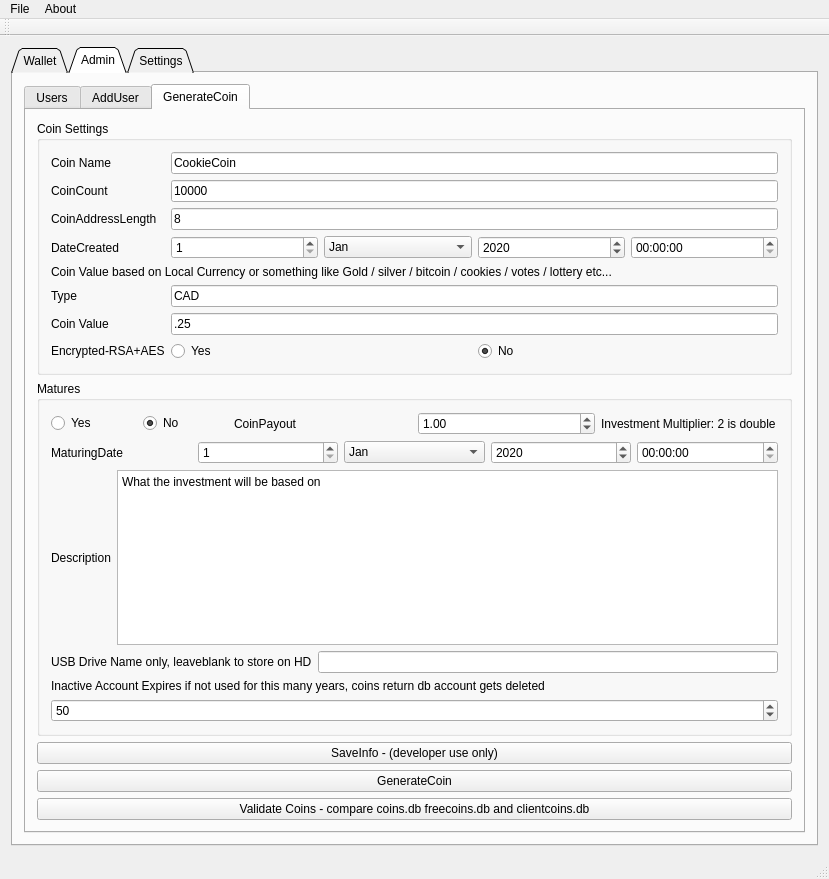
Old version of the form qtCoin/mainwindow.ui in the repository netpipe/EcoCoin.
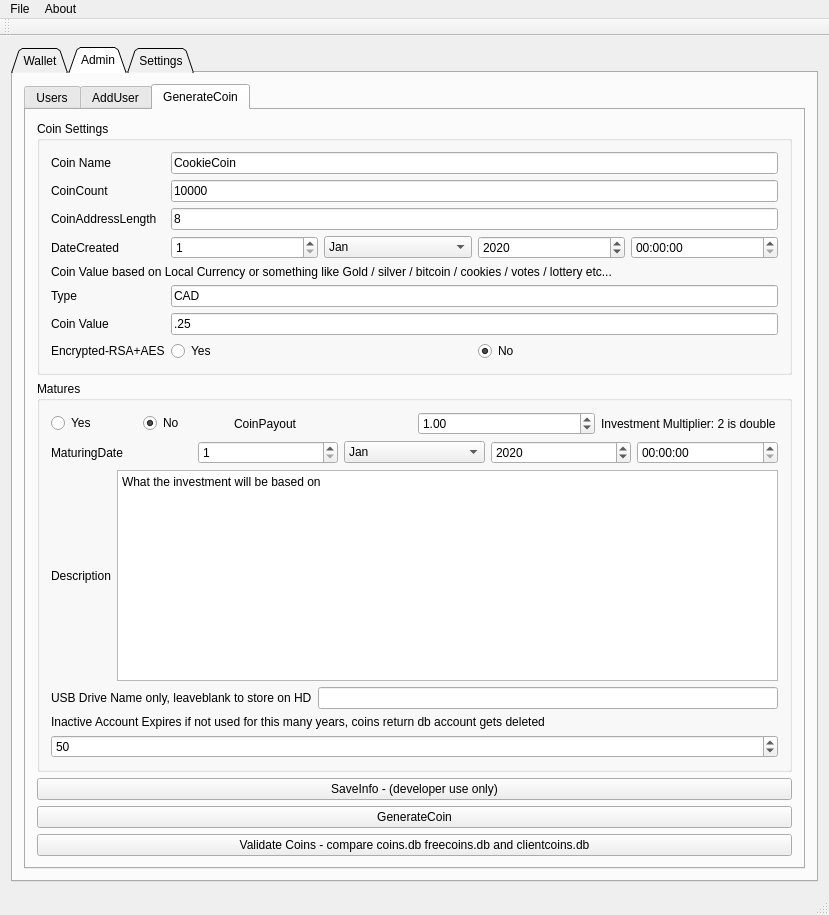
New version of the form. The open tabs and pages were chosen to show the change.

What changed in the file:
```diff
--- a/qtCoin/mainwindow.ui
+++ b/qtCoin/mainwindow.ui
@@ -7,7 +7,7 @@
     <x>0</x>
     <y>0</y>
     <width>829</width>
-    <height>879</height>
+    <height>915</height>
    </rect>
   </property>
   <property name="windowTitle">
```
Left out of the diff: 14 changed lines with no effect on the pictures.
